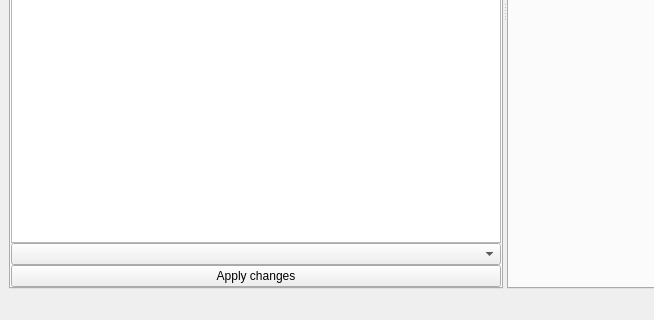
Old version of the form ui/lipidspacegui.ui in the repository lifs-tools/lipidspace; both pictures show x 0 to 654 and y 295 to 615 of the 1009 by 615 pixel window.
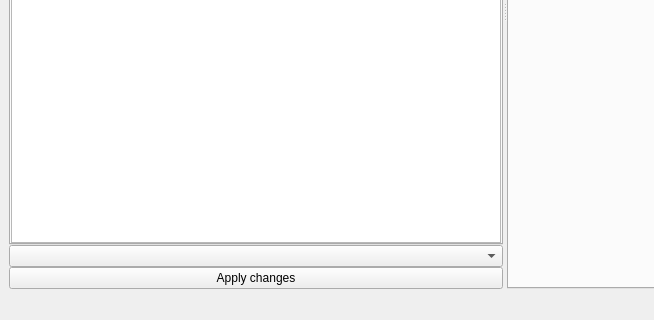
New version of the form. The open tabs and pages were chosen to show the change. Custom widgets are drawn as their Qt base class.

Commit message: updated main GUI layout

Patch:
```diff
--- a/ui/lipidspacegui.ui
+++ b/ui/lipidspacegui.ui
@@ -21,11 +21,41 @@
     </size>
    </property>
    <layout class="QGridLayout" name="gridLayout_2">
-    <item row="0" column="0">
+    <item row="0" column="1">
      <widget class="QSplitter" name="splitter">
       <property name="orientation">
        <enum>Qt::Horizontal</enum>
       </property>
+      <widget class="QFrame" name="frame">
+       <property name="maximumSize">
+        <size>
+         <width>500</width>
+         <height>16777215</height>
+        </size>
+       </property>
+       <property name="frameShape">
+        <enum>QFrame::NoFrame</enum>
+       </property>
+       <property name="frameShadow">
+        <enum>QFrame::Plain</enum>
+       </property>
+       <layout class="QVBoxLayout" name="verticalLayout">
+        <property name="spacing">
+         <number>0</number>
+        </property>
+        <property name="leftMargin">
+         <number>0</number>
+        </property>
+        <property name="topMargin">
+         <number>0</number>
+        </property>
+        <property name="rightMargin">
+         <number>0</number>
+        </property>
+        <property name="bottomMargin">
+         <number>0</number>
+        </property>
+        <item>
       <widget class="QTabWidget" name="tabWidget">
        <property name="minimumSize">
         <size>
@@ -35,7 +65,7 @@
        </property>
        <property name="maximumSize">
         <size>
-         <width>500</width>
+            <width>16777215</width>
          <height>16777215</height>
         </size>
        </property>
@@ -68,16 +98,6 @@
          <item>
           <widget class="QListWidget" name="speciesList"/>
          </item>
-         <item>
-          <widget class="QComboBox" name="normalizationComboBox"/>
-         </item>
-         <item>
-          <widget class="QPushButton" name="speciesPushButton">
-           <property name="text">
-            <string>Apply changes</string>
-           </property>
-          </widget>
-         </item>
         </layout>
        </widget>
        <widget class="QWidget" name="classTab">
@@ -106,13 +126,6 @@
          <item>
           <widget class="QListWidget" name="classList"/>
          </item>
-         <item>
-          <widget class="QPushButton" name="classPushButton">
-           <property name="text">
-            <string>Apply changes</string>
-           </property>
-          </widget>
-         </item>
         </layout>
        </widget>
        <widget class="QWidget" name="categoryTab">
@@ -141,13 +154,6 @@
          <item>
           <widget class="QListWidget" name="categoryList"/>
          </item>
-         <item>
-          <widget class="QPushButton" name="categoryPushButton">
-           <property name="text">
-            <string>Apply changes</string>
-           </property>
-          </widget>
-         </item>
         </layout>
        </widget>
        <widget class="QWidget" name="featureTab">
@@ -179,13 +185,6 @@
            </column>
           </widget>
          </item>
-         <item>
-          <widget class="QPushButton" name="featurePushButton">
-           <property name="text">
-            <string>Apply changes</string>
-           </property>
-          </widget>
-         </item>
         </layout>
        </widget>
        <widget class="QWidget" name="sampleTab">
@@ -214,19 +213,25 @@
          <item>
           <widget class="QListWidget" name="sampleList"/>
          </item>
+           </layout>
+          </widget>
+         </widget>
+        </item>
          <item>
-          <widget class="QPushButton" name="samplePushButton">
+         <widget class="QComboBox" name="normalizationComboBox"/>
+        </item>
+        <item>
+         <widget class="QPushButton" name="applyChangesPushButton">
            <property name="text">
             <string>Apply changes</string>
            </property>
           </widget>
          </item>
         </layout>
-       </widget>
       </widget>
       <widget class="QTabWidget" name="tabWidget_2">
        <property name="currentIndex">
-        <number>1</number>
+        <number>0</number>
        </property>
        <widget class="QWidget" name="tab_5">
         <attribute name="title">
```
Lines whose indentation alone changed are shown as unchanged. The commit also changes 1 other file.
